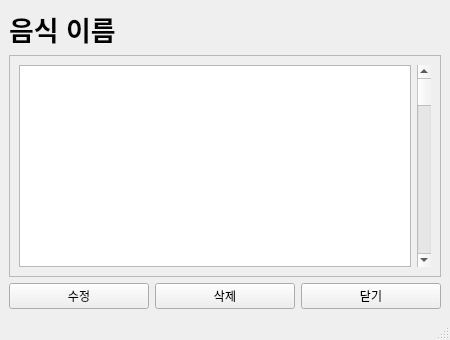
First picture: the form in OOP_Project_Qt/RecipeViewWindow.ui, repository Doho-K/OOP23_1, before the edit.
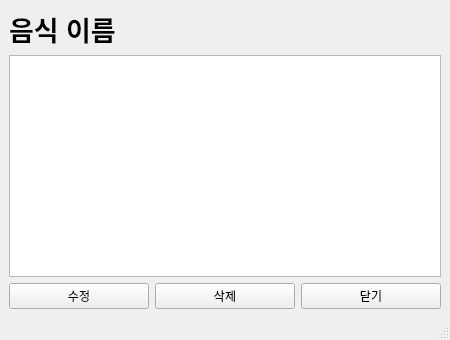
Second picture: the form after the edit.

What changed in the file:
```diff
--- a/OOP_Project_Qt/RecipeViewWindow.ui
+++ b/OOP_Project_Qt/RecipeViewWindow.ui
@@ -32,36 +32,10 @@
      </widget>
     </item>
     <item>
-     <widget class="QScrollArea" name="scrollArea">
-      <property name="widgetResizable">
+     <widget class="QTextEdit" name="RecipeTextArea">
+      <property name="readOnly">
        <bool>true</bool>
       </property>
-      <widget class="QWidget" name="scrollAreaWidgetContents">
-       <property name="geometry">
-        <rect>
-         <x>0</x>
-         <y>0</y>
-         <width>430</width>
-         <height>225</height>
-        </rect>
-       </property>
-       <layout class="QHBoxLayout" name="horizontalLayout_2">
-        <item>
-         <widget class="QTextEdit" name="RecipeTextArea">
-          <property name="readOnly">
-           <bool>true</bool>
-          </property>
-         </widget>
-        </item>
-        <item>
-         <widget class="QScrollBar" name="verticalScrollBar">
-          <property name="orientation">
-           <enum>Qt::Vertical</enum>
-          </property>
-         </widget>
-        </item>
-       </layout>
-      </widget>
      </widget>
     </item>
     <item>
```
